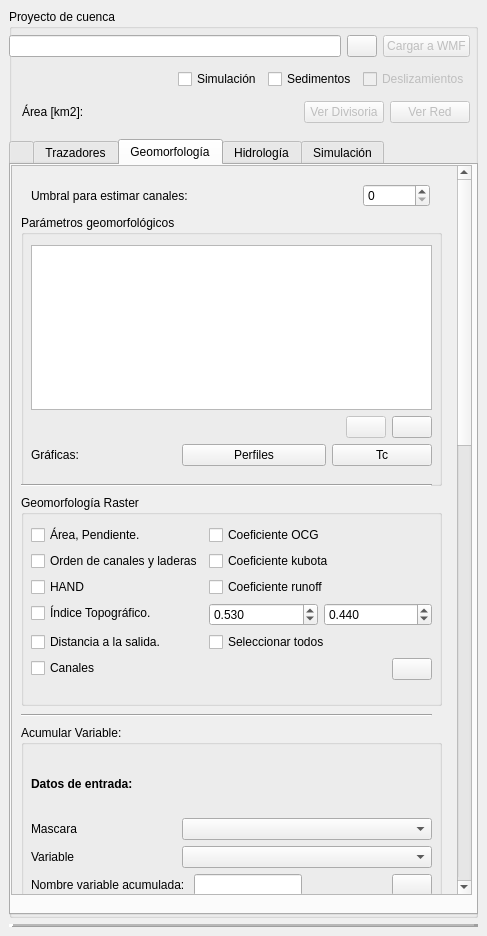
Above: qgisplugin/HydroSEDPlugin_dockwidget_base.ui from nicolas998/WMF before the change. Below: the same form after it.
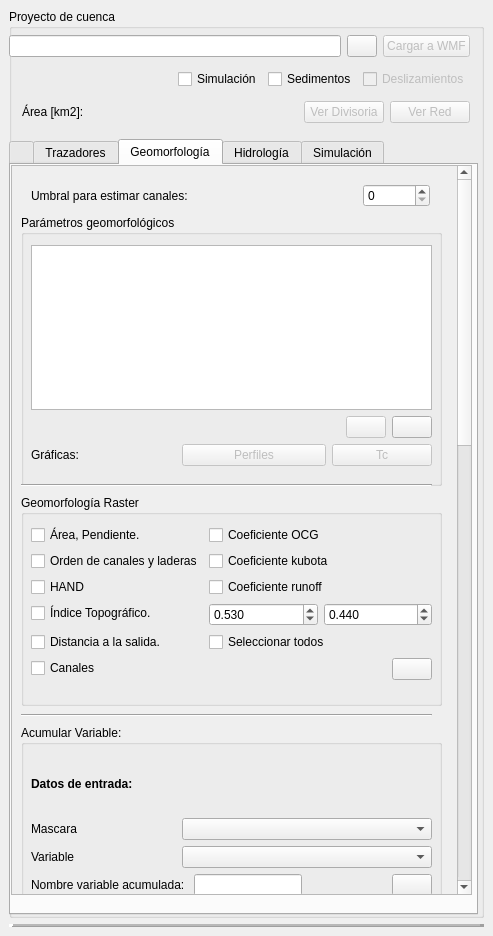
That is the form after the change. Icons and pictures are not drawn.

The edit to the form file:
```diff
--- a/qgisplugin/HydroSEDPlugin_dockwidget_base.ui
+++ b/qgisplugin/HydroSEDPlugin_dockwidget_base.ui
@@ -6,7 +6,7 @@
    <rect>
     <x>0</x>
     <y>0</y>
-    <width>487</width>
+    <width>493</width>
     <height>936</height>
    </rect>
   </property>
@@ -2834,6 +2834,9 @@
                     </item>
                     <item>
                      <widget class="QPushButton" name="Button_GeomorfoPerfil">
+                      <property name="enabled">
+                       <bool>false</bool>
+                      </property>
                       <property name="minimumSize">
                        <size>
                         <width>20</width>
@@ -2853,6 +2856,9 @@
                     </item>
                     <item>
                      <widget class="QPushButton" name="Button_GeomorfoTc">
+                      <property name="enabled">
+                       <bool>false</bool>
+                      </property>
                       <property name="minimumSize">
                        <size>
                         <width>20</width>
```
Left out of the diff: 10 changed lines with no effect on the pictures.
